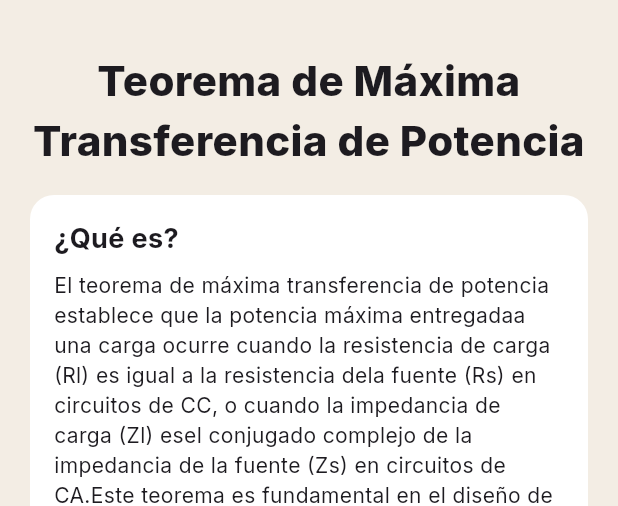
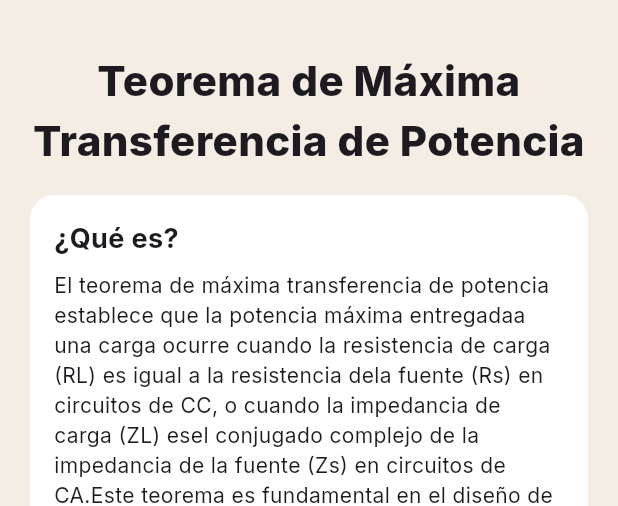
Before and after one commit to VictoriaFHM/pnstudio_app, a Flutter app: the screen it shows after launch, on a phone screen of 412 x 824 dp, the part 63-569 px from its top. Run offline on Flutter 3.47's test engine with Material 3 defaults, Android fonts, the phone set to English and light mode, and no system bars; our stand-ins replace dio, fl_chart, flutter_riverpod, go_router, google_fonts.

Commit message:
Actualizo el proyecto con los últimos cambios

```diff
--- a/lib/features/welcome/widgets/intro_teorema_card.dart
+++ b/lib/features/welcome/widgets/intro_teorema_card.dart
@@ -21,8 +21,8 @@ class IntroTeoremaCard extends StatelessWidget {
             Text(
               // ✅ “media” (conciso y técnico)
               'El teorema de máxima transferencia de potencia establece que la potencia máxima entregada'
-              'a una carga ocurre cuando la resistencia de carga (Rl) es igual a la resistencia de'
-              'la fuente (Rs) en circuitos de CC, o cuando la impedancia de carga (Zl) es'
+              'a una carga ocurre cuando la resistencia de carga (RL) es igual a la resistencia de'
+              'la fuente (Rs) en circuitos de CC, o cuando la impedancia de carga (ZL) es'
               'el conjugado complejo de la impedancia de la fuente (Zs) en circuitos de CA.'
               'Este teorema es fundamental en el diseño de circuitos para aplicaciones como'
               'sistemas de comunicación, audio y arranque de automóviles.'
```
